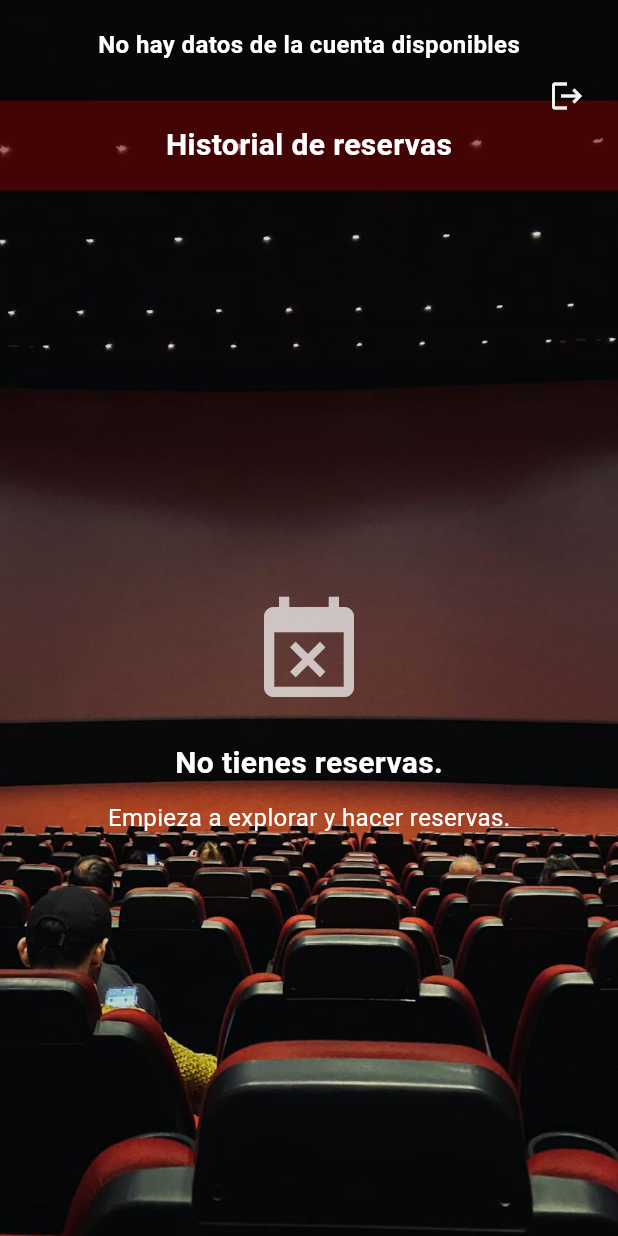
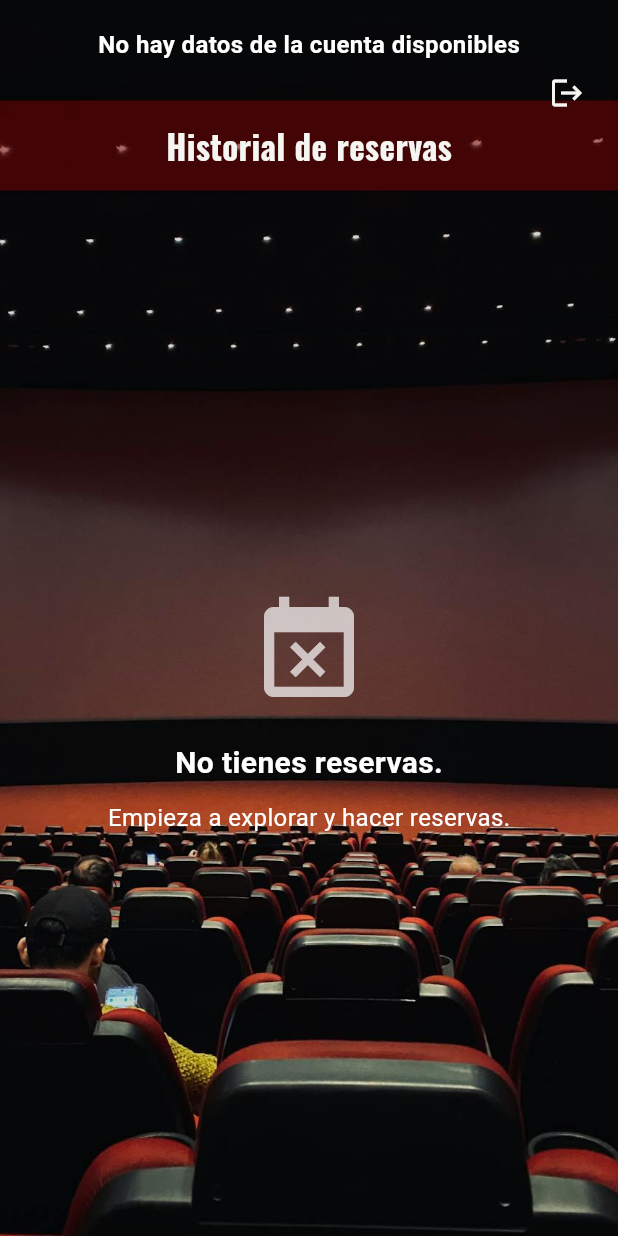
Before and after one commit to Henvidas99/appcine, a Flutter app: the TabAccountScreen screen opened by its route, on a phone screen of 412 x 824 dp. Run offline on Flutter 3.47's test engine with Material 3 defaults, Android fonts, the phone set to English and light mode, and no system bars; our stand-ins replace carousel_slider, flutter_dash, go_router, google_fonts, page_transition, qr_flutter and 2 more; missing offline and left inert: back_button_interceptor; accounts and stored records are empty; network calls fail.

Commit message:
LO ULTIMO

```diff
--- a/lib/screens/Tabs/tab_account_screen.dart
+++ b/lib/screens/Tabs/tab_account_screen.dart
@@ -8,6 +8,8 @@ import 'package:the_movie_data_base/provider/account_provider.dart';
 import 'dart:convert';
 import 'package:the_movie_data_base/provider/booking_provider.dart';
 import 'package:the_movie_data_base/screens/pages/summary_screen_page.dart';
+import 'package:page_transition/page_transition.dart';
+import 'package:google_fonts/google_fonts.dart';
 
 
 class AccountService {
@@ -186,12 +188,10 @@ class _TabAccountScreenState extends State<TabAccountScreen> {
                             Expanded(
                               child: Column(
                                 children: [
-                                  const Text(
+                                  Text(
                                     'Usuario',
-                                    style: TextStyle(
-                                      color: Color.fromARGB(255, 229, 0, 0),
-                                      fontSize: 16,
-                                      fontWeight: FontWeight.w600,
+                                    style: GoogleFonts.oswald(
+                                    textStyle: const TextStyle( fontSize: 16, fontWeight: FontWeight.bold,color: Color.fromARGB(255, 229, 0, 0), ),
                                     ),
                                   ),
                                   Text(
@@ -209,13 +209,11 @@ class _TabAccountScreenState extends State<TabAccountScreen> {
                             Expanded(
                               child: Column(
                                 children: [
-                                  const Text(
+                                    Text(
                                     'Nombre',
-                                    style: TextStyle(
-                                      color: Color.fromARGB(255, 229, 0, 0),
-                                      fontSize: 16,
-                                      fontWeight: FontWeight.w600,
-                                    ),
+                                    style: GoogleFonts.oswald(
+                                    textStyle: const TextStyle( fontSize: 16, fontWeight: FontWeight.bold,color: Color.fromARGB(255, 229, 0, 0), ),
+                                  ),
                                   ),
                                   Text(
                                     account[0].name,
@@ -250,7 +248,7 @@ class _TabAccountScreenState extends State<TabAccountScreen> {
                 height: 60,
                 width: MediaQuery.of(context).size.width,
                 decoration: BoxDecoration(
-                  color: Color.fromRGBO(155, 0, 0, 0.4),
+                  color: const Color.fromRGBO(155, 0, 0, 0.4),
                   boxShadow: [
                     BoxShadow(
                       color: Colors.black.withOpacity(0.2),
@@ -259,17 +257,15 @@ class _TabAccountScreenState extends State<TabAccountScreen> {
                     ),
                   ],
                 ),
-                child: const Center(
+                child: Center(
                   child: Text(
                     'Historial de reservas',
-                    style: TextStyle(
-                      fontSize: 20,
-                      color: Colors.white,
-                      fontWeight: FontWeight.bold,
+                    style: GoogleFonts.oswald(
+                      textStyle: const TextStyle( fontSize: 22, fontWeight: FontWeight.bold ),
                     ),
                   ),
                 ),
-                           ),
+              ),
              ),
              Expanded(
                 child: userBookings.isNotEmpty
@@ -287,8 +283,12 @@ class _TabAccountScreenState extends State<TabAccountScreen> {
                               onTap: () {
                                 Navigator.push(
                                   context,
-                                  MaterialPageRoute(
-                                    builder: (context) => SummaryScreen(
+                                  PageTransition(
+                                    type: PageTransitionType.scale,
+                                    reverseDuration: const Duration(milliseconds: 500),
+                                    alignment: Alignment.bottomCenter,
+                                    duration: const Duration(milliseconds: 500),
+                                    child:SummaryScreen(
                                       selectedMovieTitle: booking.movieTitle,
                                       selectedMoviePoster: booking.posterUrl,
                                       selectedDate: booking.date,
@@ -342,7 +342,7 @@ class _TabAccountScreenState extends State<TabAccountScreen> {
           ],
         ),
         Positioned(
-          top: 40,
+          top: 38,
           right: 10,
           child: IconButton(
             onPressed: _confirmLogout,
--- a/lib/screens/pages/summary_screen_page.dart
+++ b/lib/screens/pages/summary_screen_page.dart
@@ -104,6 +104,7 @@ class TicketsSummaryBox extends StatelessWidget {
   @override
   Widget build(BuildContext context) {
     final size = MediaQuery.of(context).size;
+    final price = selectedSeats.length * 5000;
 
     return Padding(
       padding: const EdgeInsets.symmetric(horizontal:30.0,vertical: 20.0 ),
@@ -197,7 +198,7 @@ class TicketsSummaryBox extends StatelessWidget {
                     padding: const EdgeInsets.only(top: 10.0),
                     child: Center(
                       child: QrImageView(
-                        data: 'Película: $selectedMovieTitle, Fecha: $selectedDate, Hora: $selectedTime, Asientos: $selectedSeats ',
+                        data: 'Película: $selectedMovieTitle, Fecha: $selectedDate, Hora: $selectedTime, Asientos: $selectedSeats, Precio: $price',
                         version: QrVersions.auto,
                         size: (size.height - 80) * 0.20,
                         gapless: false,
--- a/lib/screens/widgets/movie_dates_widget.dart
+++ b/lib/screens/widgets/movie_dates_widget.dart
@@ -78,7 +78,7 @@ Widget build(BuildContext context) {
               'Selecciona Fecha y Hora',
               style: TextStyle(
                 color: Colors.white,
-                fontWeight: FontWeight.bold,
+                fontWeight: FontWeight.w500,
                 fontSize: 18,
               ),
           ),
--- a/lib/screens/widgets/movie_seat_box.dart
+++ b/lib/screens/widgets/movie_seat_box.dart
@@ -61,7 +61,7 @@ class MovieSeats extends StatelessWidget {
               'Selecciona los Asientos',
               style: TextStyle(
                 color: Colors.white,
-                fontWeight: FontWeight.bold,
+                fontWeight: FontWeight.w500,
                 fontSize: 18,
                 ),
               ),
--- a/pubspec.yaml
+++ b/pubspec.yaml
@@ -44,6 +44,8 @@ dependencies:
   flutter_dash: ^1.0.0
   back_button_interceptor: ^7.0.3
   page_transition: ^2.1.0
+  get: ^4.6.6
+  google_fonts: ^4.0.4
 
 dev_dependencies:
   flutter_test:
```
Also changed, not shown: lib/screens/Tabs/tab_home_screen.dart (+40 -20 lines), lib/screens/Tabs/tab_ticket_screen.dart (+32 -7 lines), lib/screens/pages/full_movie_list_page.dart (+18 -4 lines), lib/screens/pages/movie_detail_page.dart (+13 -3 lines), lib/screens/pages/search_page.dart (+19 -6 lines), lib/screens/widgets/credit_widget.dart (+21 -6 lines), lib/screens/widgets/genre_list_widget.dart (+5 -4 lines), lib/screens/widgets/info_widget.dart (+7 -6 lines).
